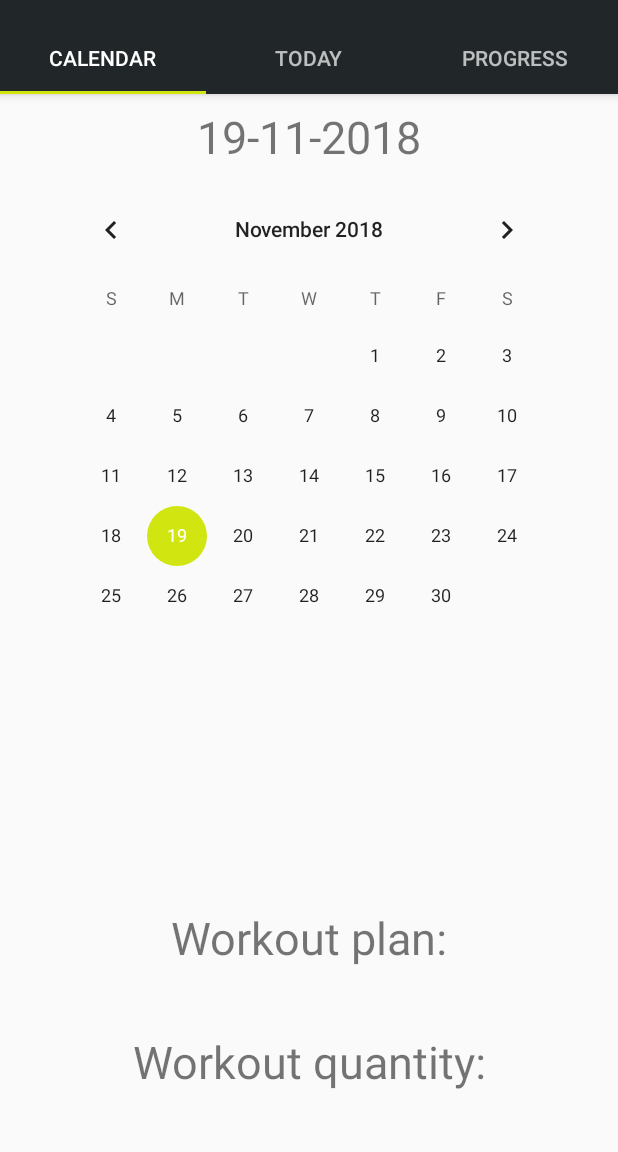
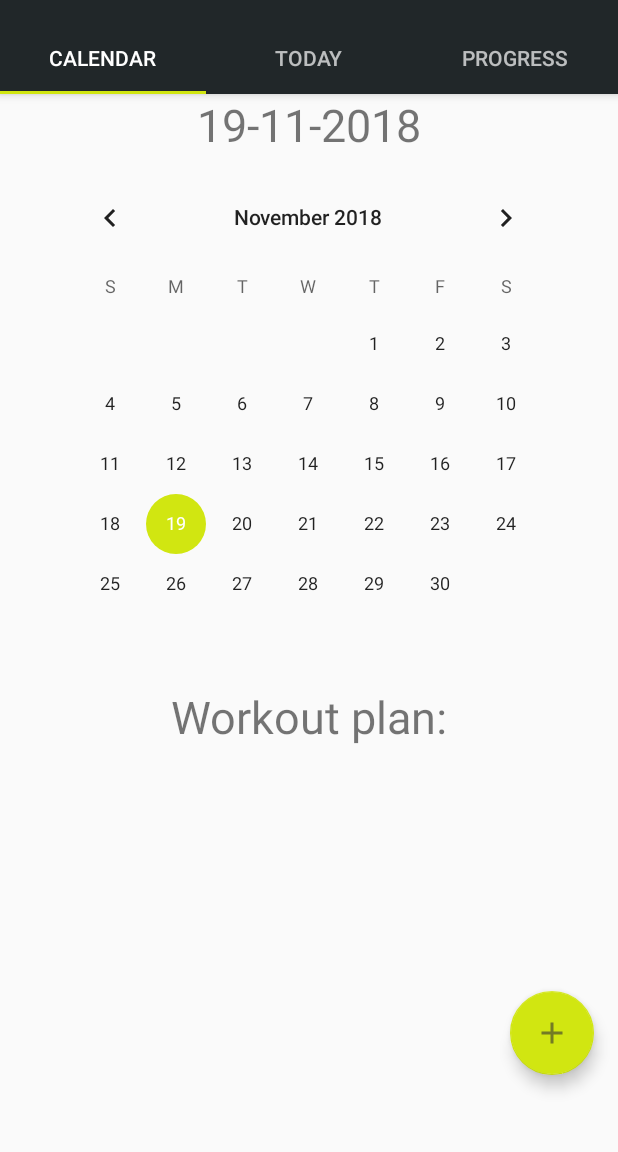
Before and after one commit to niuxe/android_fitnessApp, an Android app: the screen it shows after launch (MainActivity), on a phone screen of 412 x 824 dp, the part 74-1226 px from its top. Run offline under Robolectric (Android 15) with nearby library versions, the phone set to English and light mode, and no system bars; libraries missing offline, so code that uses them is left out: com.jjoe64.graphview.

Commit message:
added floating action button to jump to kamen`s activity

```diff
--- a/app/src/main/AndroidManifest.xml
+++ b/app/src/main/AndroidManifest.xml
@@ -19,6 +19,7 @@
                 <category android:name="android.intent.category.LAUNCHER" />
             </intent-filter>
         </activity>
+        <activity android:name=".View.PlanningActivity"></activity>
     </application>
 
 </manifest>
--- a/app/src/main/java/com/example/krist/myapplication/Fragment1_Calendar.java
+++ b/app/src/main/java/com/example/krist/myapplication/Fragment1_Calendar.java
@@ -1,5 +1,7 @@
 package com.example.krist.myapplication;
 
+import android.content.Intent;
+import android.support.design.widget.FloatingActionButton;
 import android.support.v4.app.Fragment;
 import android.os.Bundle;
 import android.view.LayoutInflater;
@@ -7,6 +9,8 @@ import android.view.View;
 import android.view.ViewGroup;
 import android.widget.CalendarView;
 import android.widget.TextView;
+
+import com.example.krist.myapplication.View.PlanningActivity;
 
 import java.text.SimpleDateFormat;
 import java.util.Date;
@@ -16,18 +20,22 @@ public class Fragment1_Calendar extends Fragment{
 
     private TextView todaysDate ;
     private TextView todaysWorkout;
+   // private TextView workoutQuantity;
     private CalendarView calendarView;
-    private java.util.Calendar c;
     private SimpleDateFormat dateFormat;
     private Date date;
     private String currentDate;
+    private Intent addWorkoutIntent;
+    private FloatingActionButton fab;
 
     public View onCreateView(LayoutInflater inflater, ViewGroup container,
                              Bundle savedInstanceState) {
         View rootView = inflater.inflate(R.layout.calendar_fragment, container, false);
         //displaying the current date above the calendar
         todaysDate = rootView.findViewById(R.id.todaysDateView);
-        c = java.util.Calendar.getInstance();
+        todaysWorkout = rootView.findViewById(R.id.todaysWorkout);
+       // workoutQuantity = rootView.findViewById(R.id.workoutQuantity);
+        fab = rootView.findViewById(R.id.fab);
         dateFormat = new SimpleDateFormat("dd-MM-yyyy");
         date = new Date();
         currentDate = dateFormat.format(date);
@@ -40,6 +48,12 @@ public class Fragment1_Calendar extends Fragment{
                 todaysDate.setText(date);
             }
         });
+        fab.setOnClickListener(new View.OnClickListener(){
+            public void onClick(View view){
+                addWorkoutIntent = new Intent(Fragment1_Calendar.this.getActivity(),PlanningActivity.class);
+                startActivity(addWorkoutIntent);
+            }
+        });
         //here it should be displaying the workout below the calendar.. will implement after database is ready.
 
         return rootView;
--- a/app/src/main/java/com/example/krist/myapplication/Fragment3_Graph.java
+++ b/app/src/main/java/com/example/krist/myapplication/Fragment3_Graph.java
@@ -115,16 +115,11 @@ public class Fragment3_Graph extends Fragment {
                 }
             }
         });
-
-
-
         return rootView;
     }
 
     @Override
     public void onPause() {
         super.onPause();
-
-
     }
 }
--- a/app/src/main/java/com/example/krist/myapplication/View/PlanningActivity.java
+++ b/app/src/main/java/com/example/krist/myapplication/View/PlanningActivity.java
@@ -48,11 +48,14 @@ public class PlanningActivity  extends AppCompatActivity implements PlanExercise
 
     public ArrayList<PlanExercise> GenPlanExercises(){
         ArrayList<PlanExercise> genList = new ArrayList<PlanExercise>();
+        for (int i = 0; i < planExAdapter.getPlanExList().size(); i++){
+            //genList.add(planExAdapter.getPlanExList().get(i));
+        }
         genList.add(new PlanExercise("Benchpress that s**t", ExerciseTag.CHEST, 1,1,true));
         return genList;
     }
 
-    public void CallNamingDialog(){
+    public void CallNamingDialog(View view){
         dialog.show();
         ImageButton setsUp = dialog.findViewById(R.id.setsUp);
         ImageButton setsDown = dialog.findViewById(R.id.setsDown);
@@ -116,13 +119,13 @@ public class PlanningActivity  extends AppCompatActivity implements PlanExercise
     private void diaSetsUp(){
         TextView sets = dialog.findViewById(R.id.sets);
         setsValue+=1;
-        sets.setText(setsValue);
+        sets.setText(""+setsValue);
     }
 
     private void diaSetsDown(){
         TextView sets = dialog.findViewById(R.id.sets);
         setsValue-=1;
-        sets.setText(setsValue);
+        sets.setText(""+setsValue);
     }
 
     private void addNewPlanExercise(){
--- a/app/src/main/res/layout/calendar_fragment.xml
+++ b/app/src/main/res/layout/calendar_fragment.xml
@@ -1,63 +1,75 @@
 <?xml version="1.0" encoding="utf-8"?>
-<LinearLayout xmlns:android="http://schemas.android.com/apk/res/android"
+<android.support.constraint.ConstraintLayout xmlns:android="http://schemas.android.com/apk/res/android"
     xmlns:app="http://schemas.android.com/apk/res-auto"
     xmlns:tools="http://schemas.android.com/tools"
-    android:id="@+id/linearLayout"
+    android:id="@+id/constraintLayoutLayout"
     android:layout_width="match_parent"
-    android:layout_height="match_parent"
-    android:orientation="vertical">
+    android:layout_height="match_parent">
 
     <TextView
         android:id="@+id/todaysDateView"
         android:layout_width="wrap_content"
         android:layout_height="wrap_content"
-        android:layout_gravity="center"
+        android:layout_marginStart="8dp"
+        android:layout_marginEnd="8dp"
         android:gravity="center"
-        android:layout_marginStart="8dp"
-        android:layout_marginTop="8dp"
-        android:layout_marginEnd="8dp"
-        android:textSize="30sp" />
+        android:textSize="30sp"
+        app:layout_constraintEnd_toEndOf="parent"
+        app:layout_constraintStart_toStartOf="parent" />
 
     <CalendarView
         android:id="@+id/calendarView"
         android:layout_width="wrap_content"
-        android:layout_height="0dp"
-        android:layout_gravity="center"
+        android:layout_height="338dp"
         android:layout_marginStart="8dp"
         android:layout_marginTop="8dp"
         android:layout_marginEnd="8dp"
         android:layout_marginBottom="8dp"
-        android:layout_weight="1" />
+        app:layout_constraintBottom_toBottomOf="parent"
+        app:layout_constraintEnd_toEndOf="parent"
+        app:layout_constraintHorizontal_bias="0.488"
+        app:layout_constraintStart_toStartOf="parent"
+        app:layout_constraintTop_toBottomOf="@+id/todaysDateView"
+        app:layout_constraintVertical_bias="0.0" />
 
     <TextView
         android:id="@+id/staticTextView"
         android:layout_width="match_parent"
         android:layout_height="wrap_content"
+        android:layout_marginStart="8dp"
+        android:layout_marginTop="8dp"
+        android:layout_marginEnd="8dp"
+        android:gravity="center"
         android:text="@string/staticText"
-        android:gravity="center"
-        android:textSize="30sp" />
+        android:textSize="30sp"
+        app:layout_constraintEnd_toEndOf="parent"
+        app:layout_constraintStart_toStartOf="parent"
+        app:layout_constraintTop_toBottomOf="@+id/calendarView" />
 
     <TextView
         android:id="@+id/todaysWorkout"
         android:layout_width="match_parent"
         android:layout_height="wrap_content"
+        android:layout_marginStart="8dp"
+        android:layout_marginTop="8dp"
+        android:layout_marginEnd="8dp"
         android:gravity="center"
-        android:textSize="30sp" />
+        android:textSize="30sp"
+        app:layout_constraintEnd_toEndOf="parent"
+        app:layout_constraintStart_toStartOf="parent"
+        app:layout_constraintTop_toBottomOf="@+id/staticTextView" />
 
-    <TextView
-        android:id="@+id/staticTextView1"
-        android:layout_width="match_parent"
-        android:layout_height="43dp"
-        android:gravity="center"
-        android:text="@string/staticText1"
-        android:textSize="30sp" />
+    <android.support.design.widget.FloatingActionButton
+        android:id="@+id/fab"
+        android:layout_width="wrap_content"
+        android:layout_height="wrap_content"
+        android:layout_margin="16dp"
+        android:layout_marginTop="8dp"
+        android:layout_marginEnd="8dp"
+        android:layout_marginBottom="8dp"
+        android:src="@drawable/ic_action_plus"
+        app:layout_constraintBottom_toBottomOf="parent"
+        app:layout_constraintEnd_toEndOf="parent"
+        app:layout_constraintTop_toBottomOf="@+id/todaysWorkout" />
 
-    <TextView
-        android:id="@+id/textView4"
-        android:layout_width="match_parent"
-        android:layout_height="41dp"
-        android:layout_marginBottom="60dp"
-        android:gravity="center"
-        android:textSize="30sp" />
-
-</LinearLayout>
+</android.support.constraint.ConstraintLayout>
--- a/app/src/main/res/layout/planning_activity.xml
+++ b/app/src/main/res/layout/planning_activity.xml
@@ -28,6 +28,7 @@
             android:layout_gravity="center"
             android:adjustViewBounds="false"
             android:cropToPadding="false"
+            android:onClick="CallNamingDialog"
             android:padding="8dp"
             app:srcCompat="@android:drawable/ic_menu_add" />
     </LinearLayout>
```
Also changed, not shown: app/src/main/java/com/example/krist/myapplication/MainActivity.java (+1 -26 lines), app/src/main/ic_plus-web.png (added), app/src/main/res/drawable-hdpi/ic_action_plus.png (added), app/src/main/res/drawable-mdpi/ic_action_plus.png (added), app/src/main/res/drawable-xhdpi/ic_action_plus.png (added), app/src/main/res/drawable-xxhdpi/ic_action_plus.png (added), app/src/main/res/drawable-xxxhdpi/ic_action_plus.png (added), app/src/main/res/mipmap-hdpi/ic_launcher_foreground.png, app/src/main/res/mipmap-mdpi/ic_launcher_foreground.png, app/src/main/res/mipmap-xhdpi/ic_launcher_foreground.png, app/src/main/res/mipmap-xxhdpi/ic_launcher_foreground.png, app/src/main/res/mipmap-xxxhdpi/ic_launcher_foreground.png.
